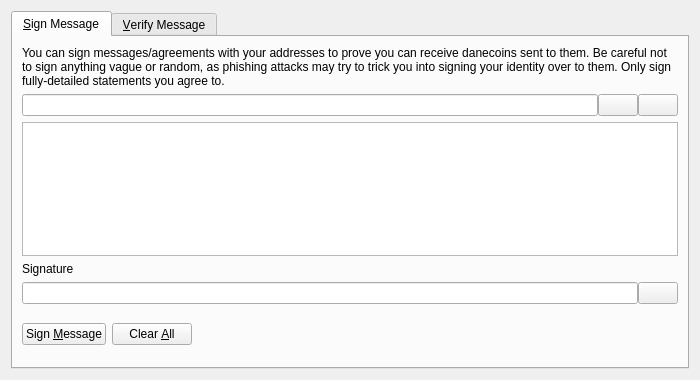
Old version of the form src/qt/forms/signverifymessagedialog.ui in the repository danecoin/Danecoin.
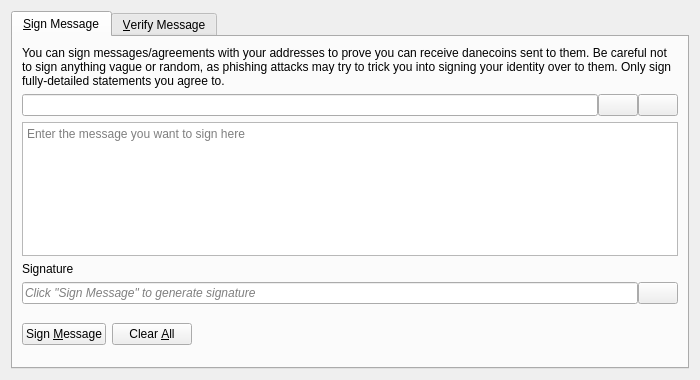
New version of the form. Icons and pictures are not drawn. Custom widgets are drawn as their Qt base class.

```diff
--- a/src/qt/forms/signverifymessagedialog.ui
+++ b/src/qt/forms/signverifymessagedialog.ui
@@ -99,6 +99,9 @@
          <property name="toolTip">
           <string>Enter the message you want to sign here</string>
          </property>
+         <property name="placeholderText">
+          <string>Enter the message you want to sign here</string>
+         </property>
         </widget>
        </item>
        <item>
@@ -118,6 +121,9 @@
          </property>
          <item>
           <widget class="QLineEdit" name="signatureOut_SM">
+           <property name="placeholderText">
+            <string>Click "Sign Message" to generate signature</string>
+           </property>
            <property name="font">
             <font>
              <italic>true</italic>
```
Left out of the diff: 18 changed lines with no effect on the pictures.
